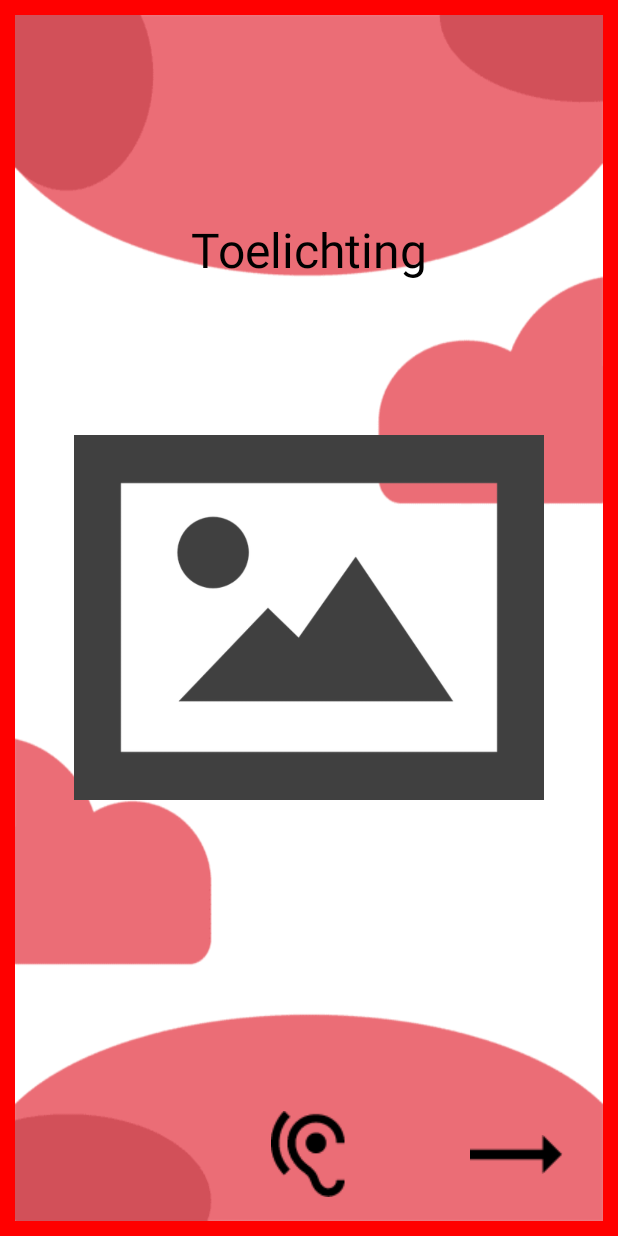
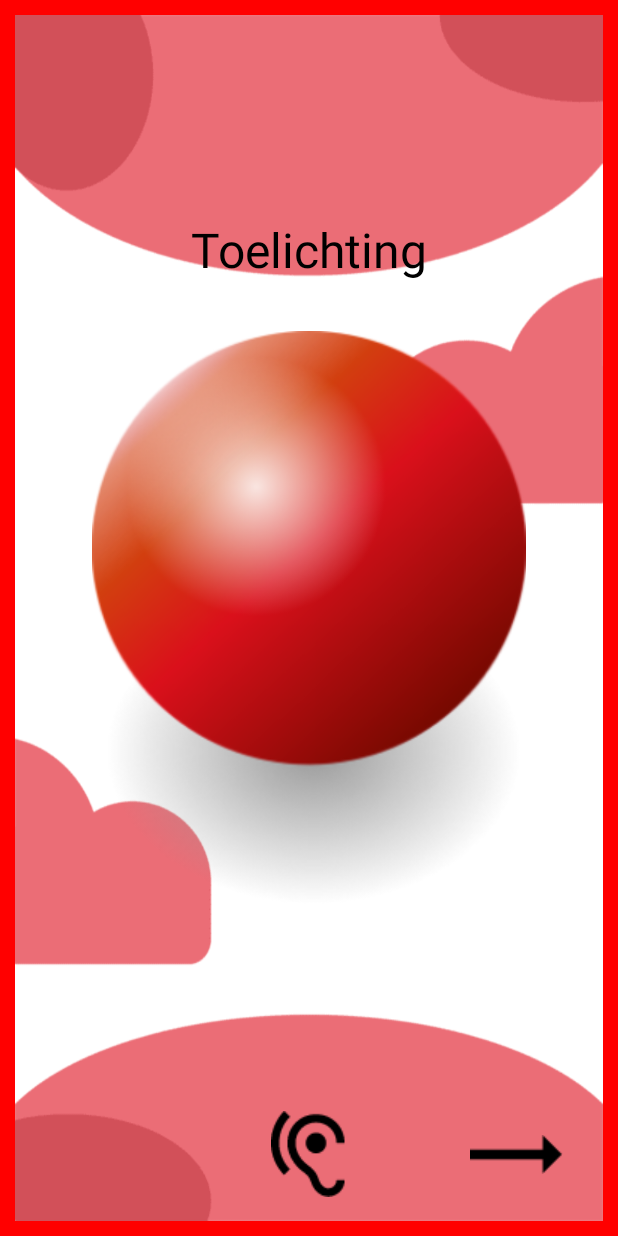
Before and after one commit to salimfenzar1/CodyGroepje, an Android app: the DttExplanationRedActivity screen opened directly, with no data from a screen before it, on a phone screen of 412 x 824 dp. Run offline under Robolectric (Android 15) with nearby library versions, the phone set to English and light mode, and no system bars; 1 statement that could not run was skipped.

Commit message:
added images to dtt toelichting

```diff
--- a/app/src/main/res/layout/activity_dtt_explanation_red.xml
+++ b/app/src/main/res/layout/activity_dtt_explanation_red.xml
@@ -28,7 +28,7 @@
         android:layout_height="382dp"
         android:layout_centerInParent="true"
         android:background="#00FFFFFF"
-        android:src="@drawable/foto_default" />
+        android:src="@drawable/dtt_red_ball" />
 
     <ImageButton
         android:id="@+id/hearButton"
--- a/app/src/main/res/layout/activity_dtt_explanation_yellow.xml
+++ b/app/src/main/res/layout/activity_dtt_explanation_yellow.xml
@@ -28,7 +28,7 @@
         android:layout_height="382dp"
         android:layout_centerInParent="true"
         android:background="#00FFFFFF"
-        android:src="@drawable/foto_default" />
+        android:src="@drawable/dtt_yellow_ball" />
 
     <ImageButton
         android:id="@+id/hearButton"
```
